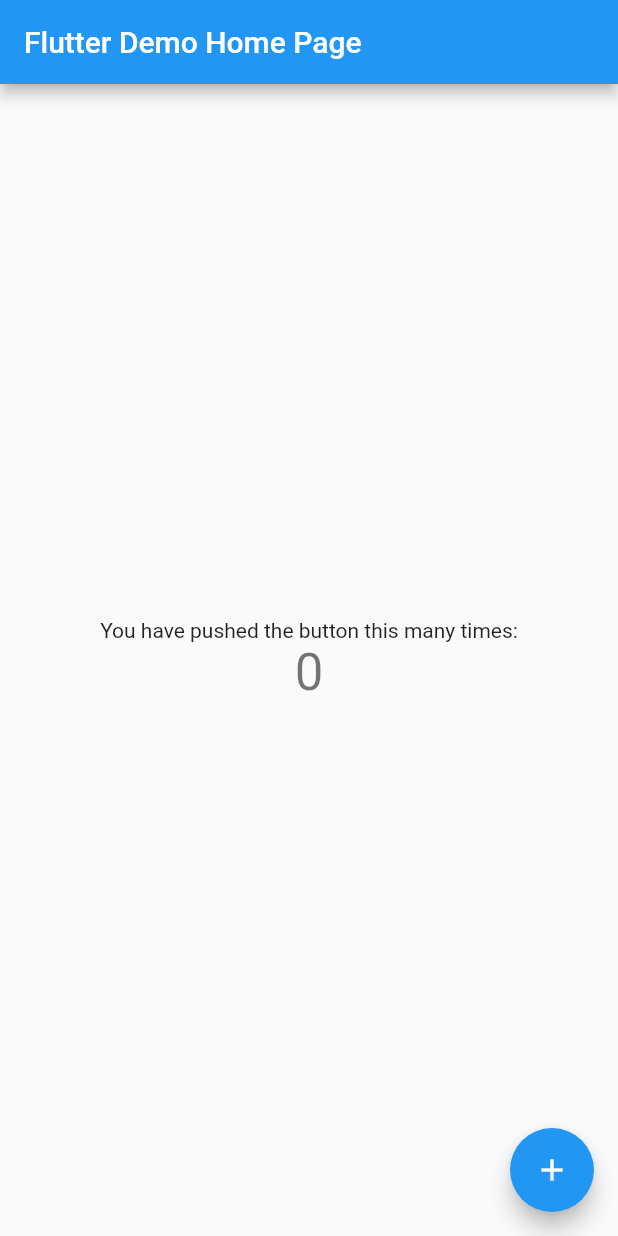
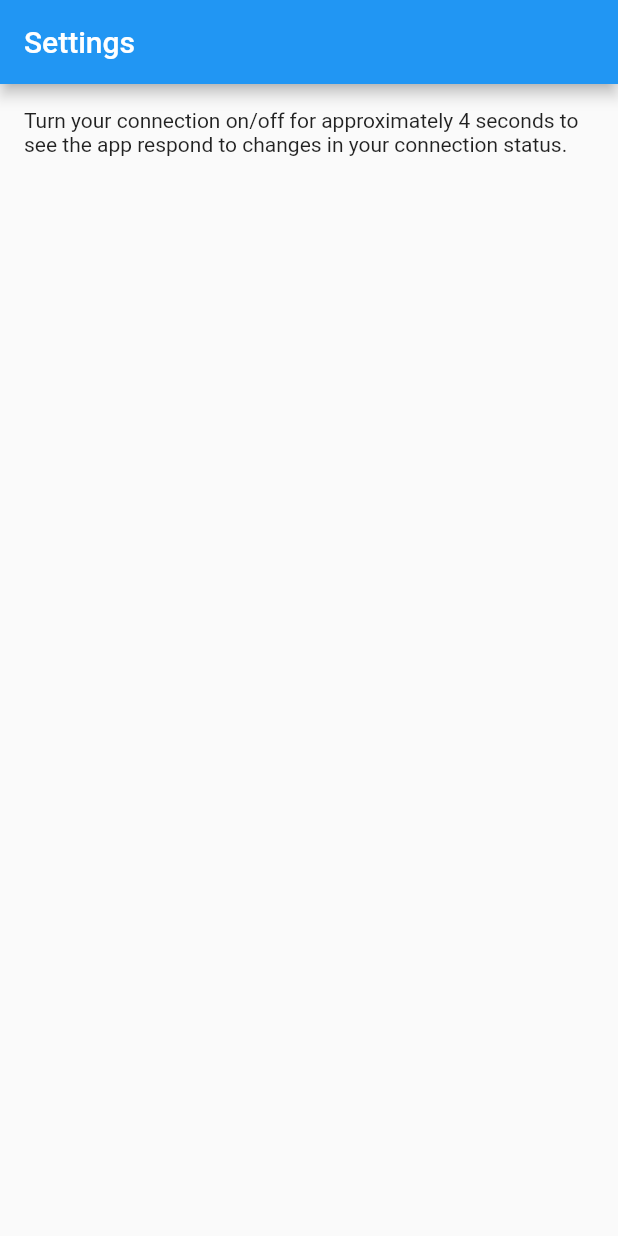
Before and after one commit to pranaypatel512/MobXConnectivityExample, a Flutter app: the screen it shows after launch, on a phone screen of 412 x 824 dp. Run offline on Flutter 3.47's test engine with Material 2 defaults, Android fonts, the phone set to English and light mode, and no system bars; our stand-ins replace connectivity, flutter_mobx, mobx; generated files the repository leaves out were written again.

Commit message:
:tada: completed connectivity example with provider and ObservableStream

```diff
--- /dev/null
+++ b/lib/connectivity_store.dart
@@ -0,0 +1,15 @@
+
+
+import 'package:connectivity/connectivity.dart';
+import 'package:mobx/mobx.dart';
+
+part 'connectivity_store.g.dart';
+
+class ConnectivityStore = _ConnectivityStore with _$ConnectivityStore;
+abstract class _ConnectivityStore with Store{
+
+  @observable
+  ObservableStream<ConnectivityResult> connectivityStream = ObservableStream(Connectivity().onConnectivityChanged);
+
+  void dispose(){}
+}
--- a/lib/main.dart
+++ b/lib/main.dart
@@ -1,4 +1,10 @@
+import 'package:connectivity/connectivity.dart';
 import 'package:flutter/material.dart';
+import 'package:flutter_mobx/flutter_mobx.dart';
+import 'package:mobx/mobx.dart';
+import 'package:provider/provider.dart';
+
+import 'connectivity_store.dart';
 
 void main() {
   runApp(const MyApp());
@@ -10,106 +16,47 @@ class MyApp extends StatelessWidget {
   // This widget is the root of your application.
   @override
   Widget build(BuildContext context) {
-    return MaterialApp(
-      title: 'Flutter Demo',
-      theme: ThemeData(
-        // This is the theme of your application.
-        //
-        // Try running your application with "flutter run". You'll see the
-        // application has a blue toolbar. Then, without quitting the app, try
-        // changing the primarySwatch below to Colors.green and then invoke
-        // "hot reload" (press "r" in the console where you ran "flutter run",
-        // or simply save your changes to "hot reload" in a Flutter IDE).
-        // Notice that the counter didn't reset back to zero; the application
-        // is not restarted.
-        primarySwatch: Colors.blue,
+    return MultiProvider(
+      providers: [
+        Provider<ConnectivityStore>(create: (_) => ConnectivityStore())
+      ],
+      child: Consumer<ConnectivityStore>(
+        builder: (context, value, _) => AppConnectivityExample(value),
       ),
-      home: const MyHomePage(title: 'Flutter Demo Home Page'),
     );
   }
 }
 
-class MyHomePage extends StatefulWidget {
-  const MyHomePage({Key? key, required this.title}) : super(key: key);
+class AppConnectivityExample extends StatelessWidget {
+  const AppConnectivityExample(this.store, {Key? key}) : super(key: key);
 
-  // This widget is the home page of your application. It is stateful, meaning
-  // that it has a State object (defined below) that contains fields that affect
-  // how it looks.
-
-  // This class is the configuration for the state. It holds the values (in this
-  // case the title) provided by the parent (in this case the App widget) and
-  // used by the build method of the State. Fields in a Widget subclass are
-  // always marked "final".
-
-  final String title;
-
-  @override
-  State<MyHomePage> createState() => _MyHomePageState();
-}
-
-class _MyHomePageState extends State<MyHomePage> {
-  int _counter = 0;
-
-  void _incrementCounter() {
-    setState(() {
-      // This call to setState tells the Flutter framework that something has
-      // changed in this State, which causes it to rerun the build method below
-      // so that the display can reflect the updated values. If we changed
-      // _counter without calling setState(), then the build method would not be
-      // called again, and so nothing would appear to happen.
-      _counter++;
-    });
-  }
+  final ConnectivityStore store;
 
   @override
   Widget build(BuildContext context) {
-    // This method is rerun every time setState is called, for instance as done
-    // by the _incrementCounter method above.
-    //
-    // The Flutter framework has been optimized to make rerunning build methods
-    // fast, so that you can just rebuild anything that needs updating rather
-    // than having to individually change instances of widgets.
-    return Scaffold(
-      appBar: AppBar(
-        // Here we take the value from the MyHomePage object that was created by
-        // the App.build method, and use it to set our appbar title.
-        title: Text(widget.title),
-      ),
-      body: Center(
-        // Center is a layout widget. It takes a single child and positions it
-        // in the middle of the parent.
-        child: Column(
-          // Column is also a layout widget. It takes a list of children and
-          // arranges them vertically. By default, it sizes itself to fit its
-          // children horizontally, and tries to be as tall as its parent.
-          //
-          // Invoke "debug painting" (press "p" in the console, choose the
-          // "Toggle Debug Paint" action from the Flutter Inspector in Android
-          // Studio, or the "Toggle Debug Paint" command in Visual Studio Code)
-          // to see the wireframe for each widget.
-          //
-          // Column has various properties to control how it sizes itself and
-          // how it positions its children. Here we use mainAxisAlignment to
-          // center the children vertically; the main axis here is the vertical
-          // axis because Columns are vertical (the cross axis would be
-          // horizontal).
-          mainAxisAlignment: MainAxisAlignment.center,
-          children: <Widget>[
-            const Text(
-              'You have pushed the button this many times:',
-            ),
-            Text(
-              '$_counter',
-              style: Theme.of(context).textTheme.headline4,
-            ),
-          ],
+    return MaterialApp(
+      home: ScaffoldMessenger(
+          child: ReactionBuilder(
+        builder: (BuildContext context) {
+          return reaction((p0) => store.connectivityStream.value, (p0) {
+            final message = ScaffoldMessenger.of(context);
+            message.showSnackBar(SnackBar(
+                content: Text(p0 == ConnectivityResult.none
+                    ? "You are offline"
+                    : "You are online")));
+          }, delay: 4000);
+        },
+        child: Scaffold(
+          appBar: AppBar(
+            title: const Text("Settings"),
+          ),
+          body: const Padding(
+            padding: EdgeInsets.all(16),
+            child: Text(
+                'Turn your connection on/off for approximately 4 seconds to see the app respond to changes in your connection status.'),
+          ),
         ),
-      ),
-      floatingActionButton: FloatingActionButton(
-        onPressed: _incrementCounter,
-        tooltip: 'Increment',
-        child: const Icon(Icons.add),
-      ), // This trailing comma makes auto-formatting nicer for build methods.
+      )),
     );
   }
 }
--- a/pubspec.yaml
+++ b/pubspec.yaml
@@ -29,6 +29,10 @@ environment:
 dependencies:
   flutter:
     sdk: flutter
+  mobx: ^2.0.7+2
+  flutter_mobx: ^2.0.6+1
+  connectivity: ^3.0.6
+  provider: ^6.0.3
 
 
   # The following adds the Cupertino Icons font to your application.
@@ -38,6 +42,8 @@ dependencies:
 dev_dependencies:
   flutter_test:
     sdk: flutter
+  build_runner: ^2.1.11
+  mobx_codegen: ^2.0.7
 
   # The "flutter_lints" package below contains a set of recommended lints to
   # encourage good coding practices. The lint set provided by the package is
```
Also changed, not shown: pubspec.lock.
